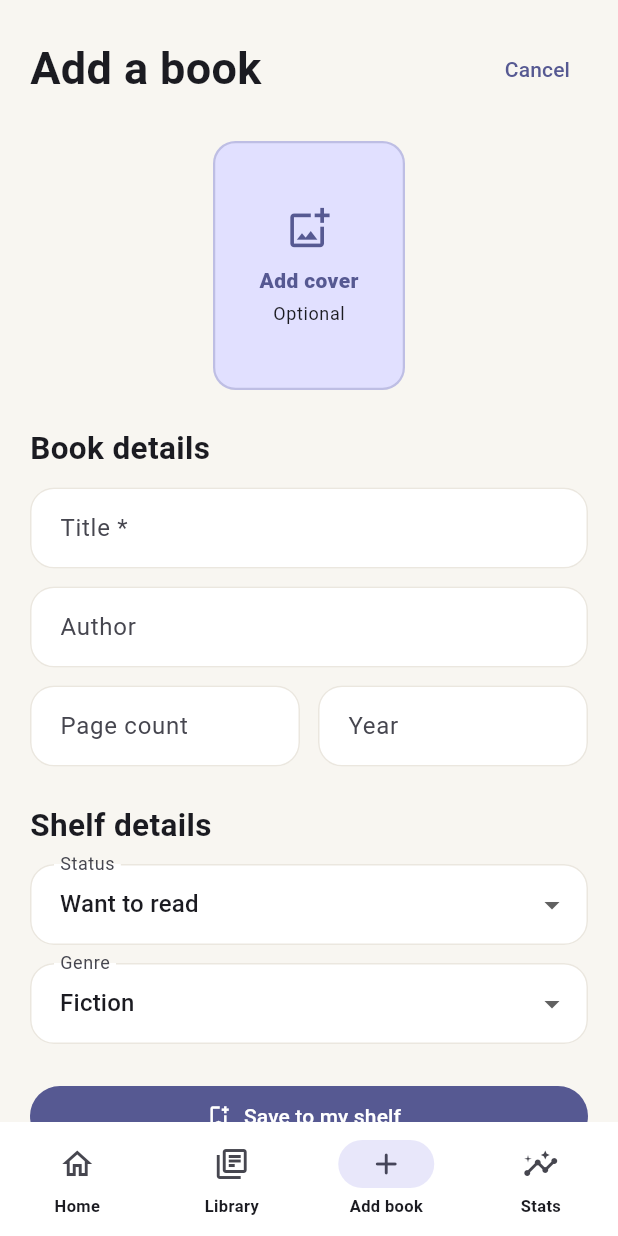
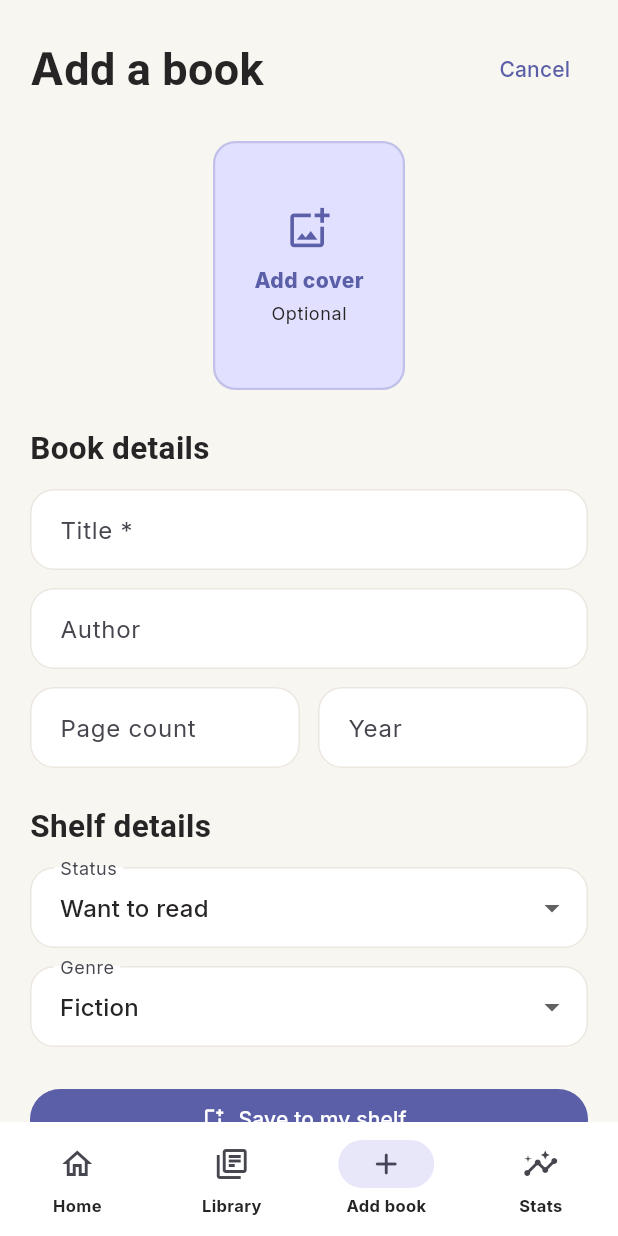
Before and after one commit to andirifqialnurr/book_read_tracker, a Flutter app: the screen it shows after launch, after a tap on "See all", after a tap on the "add" icon, on a phone screen of 412 x 824 dp. Run offline on Flutter 3.47's test engine with Material 3 defaults, Android fonts, the light colour scheme and no system bars; our stand-ins replace flutter_riverpod, google_fonts; Roboto replaces fonts that are missing (Georgia).

Commit message:
Extract app theme tokens

```diff
--- a/lib/app/shelf_app.dart
+++ b/lib/app/shelf_app.dart
@@ -1,5 +1,6 @@
 import 'package:flutter/material.dart';
 
+import '../core/theme/app_theme.dart';
 import 'shelf_shell.dart';
 
 class ShelfApp extends StatefulWidget {
@@ -18,8 +19,8 @@ class _ShelfAppState extends State<ShelfApp> {
       debugShowCheckedModeBanner: false,
       title: 'Shelf',
       themeMode: _themeMode,
-      theme: _buildTheme(Brightness.light),
-      darkTheme: _buildTheme(Brightness.dark),
+      theme: AppTheme.light,
+      darkTheme: AppTheme.dark,
       home: ShelfShell(
         onToggleTheme: () {
           setState(() {
@@ -31,62 +32,4 @@ class _ShelfAppState extends State<ShelfApp> {
       ),
     );
   }
-
-  ThemeData _buildTheme(Brightness brightness) {
-    final isDark = brightness == Brightness.dark;
-    final base = ThemeData(
-      useMaterial3: true,
-      brightness: brightness,
-      scaffoldBackgroundColor:
-          isDark ? const Color(0xff151416) : const Color(0xfff8f6f1),
-      colorScheme: ColorScheme.fromSeed(
-        seedColor: const Color(0xff5b5fa8),
-        brightness: brightness,
-        surface: isDark ? const Color(0xff211f21) : const Color(0xfffffdf8),
-      ),
-    );
-
-    return base.copyWith(
-      appBarTheme: AppBarTheme(
-        backgroundColor: base.scaffoldBackgroundColor,
-        foregroundColor: isDark ? Colors.white : const Color(0xff272426),
-        elevation: 0,
-        centerTitle: false,
-      ),
-      navigationBarTheme: NavigationBarThemeData(
-        height: 76,
-        backgroundColor: isDark ? const Color(0xff211f21) : Colors.white,
-        indicatorColor: isDark
-            ? const Color(0xff3a3867)
-            : const Color(0xffe8e7fa),
-        labelTextStyle: const WidgetStatePropertyAll(
-          TextStyle(fontSize: 11, fontWeight: FontWeight.w700),
-        ),
-      ),
-      inputDecorationTheme: InputDecorationTheme(
-        filled: true,
-        fillColor: isDark ? const Color(0xff29272a) : Colors.white,
-        border: OutlineInputBorder(
-          borderRadius: BorderRadius.circular(16),
-          borderSide: BorderSide.none,
-        ),
-        enabledBorder: OutlineInputBorder(
-          borderRadius: BorderRadius.circular(16),
-          borderSide: BorderSide(
-            color: isDark ? const Color(0xff3a373b) : const Color(0xffebe7df),
-          ),
-        ),
-        focusedBorder: OutlineInputBorder(
-          borderRadius: BorderRadius.circular(16),
-          borderSide: const BorderSide(color: Color(0xff5b5fa8), width: 1.5),
-        ),
-        contentPadding:
-            const EdgeInsets.symmetric(horizontal: 16, vertical: 15),
-      ),
-      chipTheme: base.chipTheme.copyWith(
-        shape: RoundedRectangleBorder(borderRadius: BorderRadius.circular(24)),
-        side: BorderSide.none,
-      ),
-    );
-  }
 }
--- /dev/null
+++ b/lib/core/theme/app_theme.dart
@@ -0,0 +1,87 @@
+import 'package:flutter/material.dart';
+
+import 'app_colors.dart';
+import 'app_text_styles.dart';
+
+class AppTheme {
+  const AppTheme._();
+
+  static ThemeData get light => build(Brightness.light);
+  static ThemeData get dark => build(Brightness.dark);
+
+  static ThemeData build(Brightness brightness) {
+    final isDark = brightness == Brightness.dark;
+    final base = ThemeData(
+      useMaterial3: true,
+      brightness: brightness,
+      scaffoldBackgroundColor: AppColors.background(brightness),
+      textTheme: AppTextStyles.textTheme(
+        brightness,
+        AppColors.onSurface(brightness),
+      ),
+      colorScheme: ColorScheme.fromSeed(
+        seedColor: AppColors.lightPrimary,
+        brightness: brightness,
+        surface: AppColors.surface(brightness),
+      ).copyWith(
+        primary: AppColors.primary(brightness),
+        onSurface: AppColors.onSurface(brightness),
+        surface: AppColors.surface(brightness),
+      ),
+    );
+
+    return base.copyWith(
+      appBarTheme: AppBarTheme(
+        backgroundColor: AppColors.background(brightness),
+        foregroundColor: AppColors.onSurface(brightness),
+        elevation: 0,
+        centerTitle: false,
+      ),
+      navigationBarTheme: NavigationBarThemeData(
+        height: 76,
+        backgroundColor: isDark
+            ? AppColors.darkNavigationBackground
+            : AppColors.lightNavigationBackground,
+        indicatorColor: isDark
+            ? AppColors.darkNavigationIndicator
+            : AppColors.lightNavigationIndicator,
+        labelTextStyle: const WidgetStatePropertyAll(
+          TextStyle(fontSize: 11, fontWeight: FontWeight.w700),
+        ),
+      ),
+      inputDecorationTheme: InputDecorationTheme(
+        filled: true,
+        fillColor: isDark
+            ? AppColors.darkInputFill
+            : AppColors.lightInputFill,
+        border: OutlineInputBorder(
+          borderRadius: BorderRadius.circular(16),
+          borderSide: BorderSide.none,
+        ),
+        enabledBorder: OutlineInputBorder(
+          borderRadius: BorderRadius.circular(16),
+          borderSide: BorderSide(
+            color: isDark
+                ? AppColors.darkInputBorder
+                : AppColors.lightInputBorder,
+          ),
+        ),
+        focusedBorder: OutlineInputBorder(
+          borderRadius: BorderRadius.circular(16),
+          borderSide: const BorderSide(
+            color: AppColors.lightPrimary,
+            width: 1.5,
+          ),
+        ),
+        contentPadding: const EdgeInsets.symmetric(
+          horizontal: 16,
+          vertical: 15,
+        ),
+      ),
+      chipTheme: base.chipTheme.copyWith(
+        shape: RoundedRectangleBorder(borderRadius: BorderRadius.circular(24)),
+        side: BorderSide.none,
+      ),
+    );
+  }
+}
```
Also changed, not shown: lib/core/theme/app_colors.dart (added, +75 -0 lines), lib/core/theme/app_text_styles.dart (added, +39 -0 lines).
